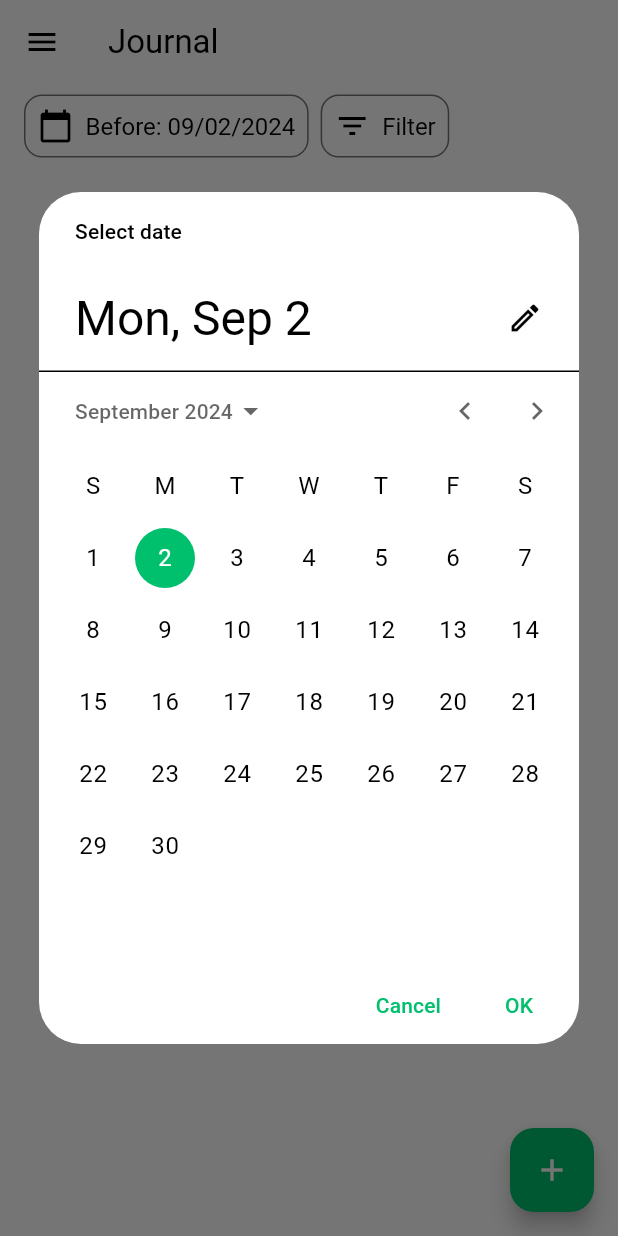
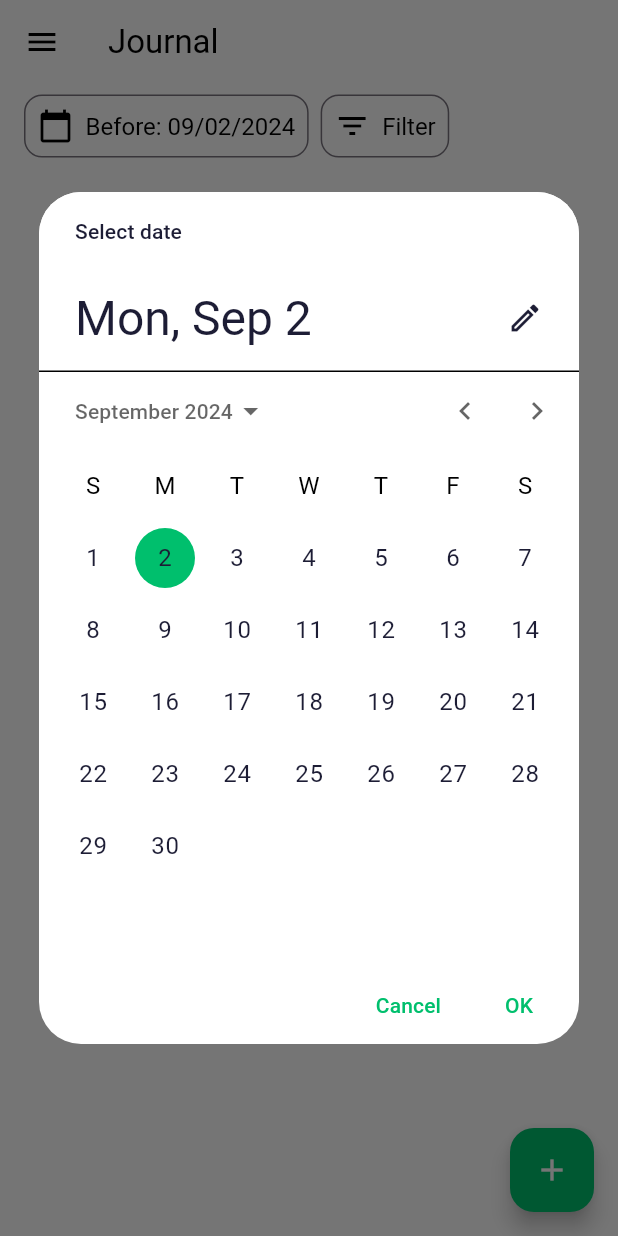
Before and after one commit to Lenanetka/healthtrack, a Flutter app: the screen it shows after launch, after a tap on an icon or button, on a phone screen of 412 x 824 dp. Run offline on Flutter 3.47's test engine with Material 3 defaults, Android fonts, the phone set to English and light mode, and no system bars; our stand-ins replace drift, fl_chart, shared_preferences; accounts and stored records are empty; generated files the repository leaves out were written again.

Commit message:
Update style of date pickers

```diff
--- a/lib/theme/theme.dart
+++ b/lib/theme/theme.dart
@@ -27,6 +27,15 @@ ThemeData lightMode = ThemeData.light().copyWith(
   drawerTheme: const DrawerThemeData(
     backgroundColor: PaletteLight.backgroundColor,
   ),
+  datePickerTheme: DatePickerThemeData(
+    backgroundColor: PaletteLight.backgroundColor,
+    rangeSelectionBackgroundColor: PaletteLight.primaryColor.withOpacity(0.1),
+    rangeSelectionOverlayColor: WidgetStateProperty.all(PaletteLight.primaryColor),
+    headerBackgroundColor: PaletteLight.backgroundColor,
+    headerForegroundColor: PaletteLight.contentColor,
+    dayForegroundColor: WidgetStateProperty.all(PaletteLight.contentColor),
+    todayForegroundColor: WidgetStateProperty.all(PaletteLight.contentColor),
+  ),
 );
 
 ThemeData darkMode = ThemeData.dark().copyWith(
@@ -53,4 +62,13 @@ ThemeData darkMode = ThemeData.dark().copyWith(
   drawerTheme: const DrawerThemeData(
     backgroundColor: PaletteDark.backgroundColor,
   ),
+  datePickerTheme: DatePickerThemeData(
+    backgroundColor: PaletteDark.backgroundColor,
+    rangeSelectionBackgroundColor: PaletteDark.primaryColor.withOpacity(0.1),
+    rangeSelectionOverlayColor: WidgetStateProperty.all(PaletteDark.primaryColor),
+    headerBackgroundColor: PaletteDark.backgroundColor,
+    headerForegroundColor: PaletteDark.contentColor,
+    dayForegroundColor: WidgetStateProperty.all(PaletteDark.contentColor),
+    todayForegroundColor: WidgetStateProperty.all(PaletteDark.contentColor),
+  ),
 );
```
